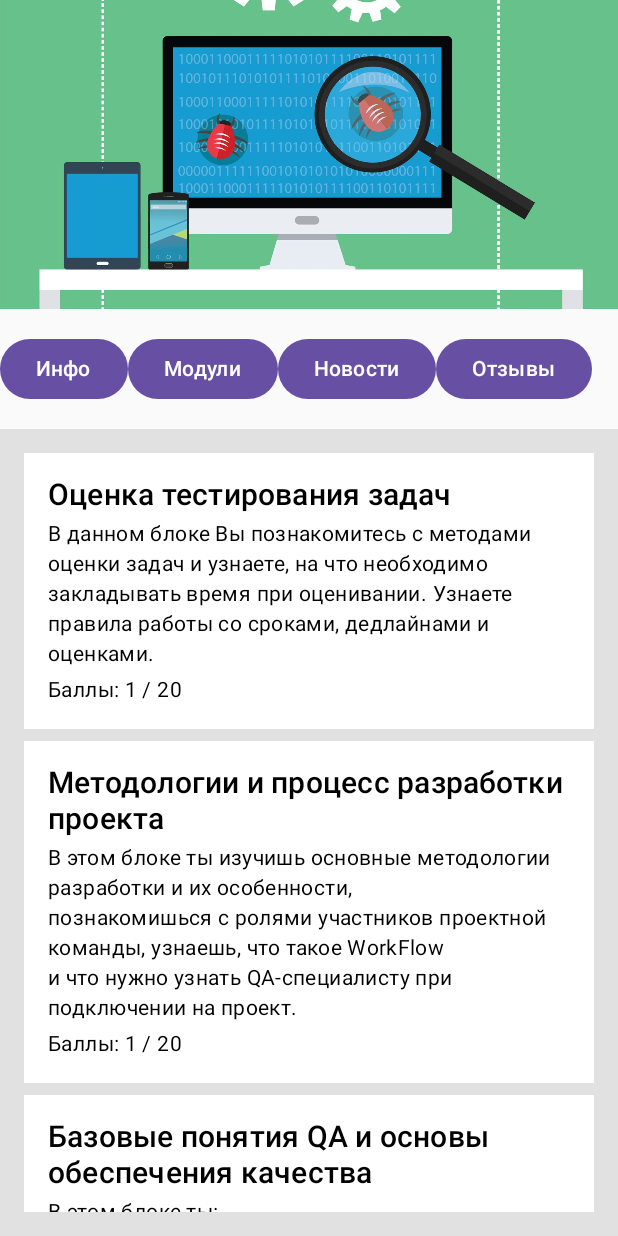
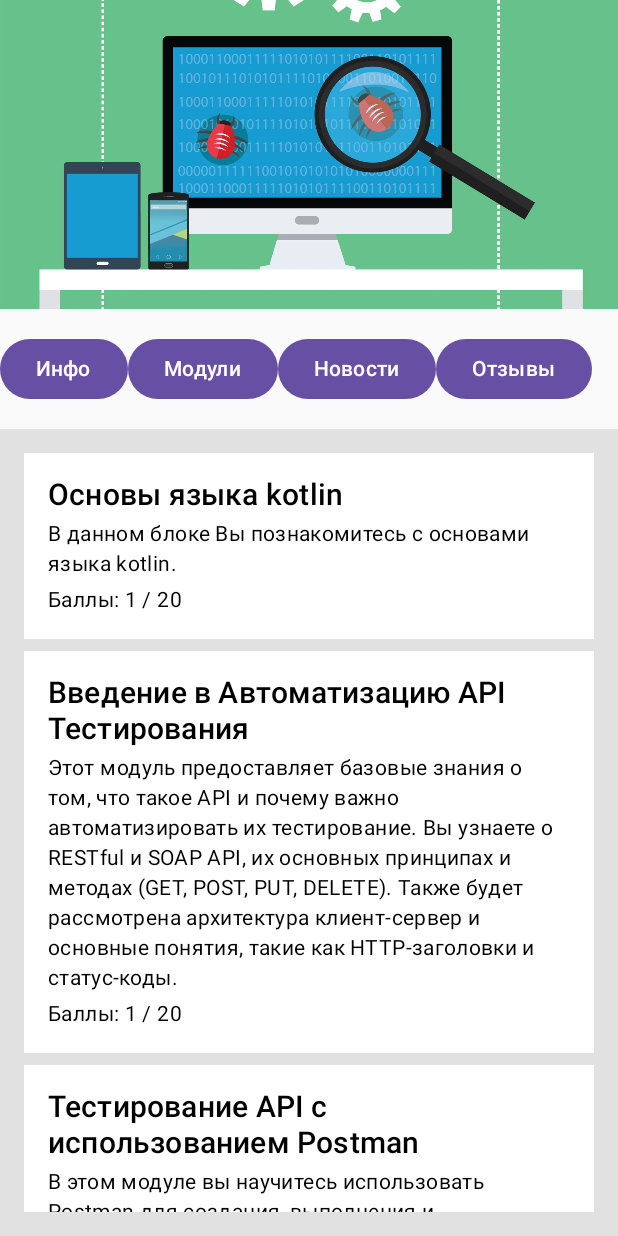
Before and after one commit to ZarVeek/Kotlin-learning-master, an Android app built with Jetpack Compose: the AutomationAPIActivity screen opened directly, with no data from a screen before it, after a tap on "Модули", on a phone screen of 412 x 824 dp. Run offline under Robolectric (Android 15) with nearby library versions, the phone set to English and light mode, and no system bars; 1 statement that could not run was skipped.

Commit message:
Добавил компилятор и видео в автоматизацию и текст

```diff
--- a/app/src/main/java/com/example/marketplace/api/RetrofitInstance.kt
+++ b/app/src/main/java/com/example/marketplace/api/RetrofitInstance.kt
@@ -13,6 +13,7 @@
 object RetrofitInstance {
 
     private const val BASE_URL = "http://192.168.0.108:5000/"
+    private const val JDoodle_BASE_URL = "https://api.jdoodle.com/v1/"
 
     fun getRetrofitInstance(): Retrofit {
         val trustAllCerts: Array<TrustManager> = arrayOf(
@@ -40,11 +41,37 @@
         val client = OkHttpClient.Builder()
             .sslSocketFactory(sslContext.socketFactory, trustAllCerts[0] as X509TrustManager)
             .addInterceptor(loggingInterceptor)
+            .hostnameVerifier { _, _ -> true }  // Позволяет всем hostname (не рекомендуется для production)
             .build()
 
-        // Создание экземпляра Retrofit
+        // Создание экземпляра Retrofit для основного сервера
+        val retrofit = Retrofit.Builder()
+            .baseUrl(BASE_URL)
+            .addConverterFactory(GsonConverterFactory.create())
+            .client(client)
+            .build()
+
+        // Создание экземпляра Retrofit для JDoodle API
+        val jdoodleRetrofit = Retrofit.Builder()
+            .baseUrl(JDoodle_BASE_URL)
+            .addConverterFactory(GsonConverterFactory.create())
+            .client(client)
+            .build()
+
+        return retrofit
+    }
+
+    fun getJDoodleRetrofitInstance(): Retrofit {
+        val loggingInterceptor = HttpLoggingInterceptor().apply {
+            level = HttpLoggingInterceptor.Level.BODY
+        }
+
+        val client = OkHttpClient.Builder()
+            .addInterceptor(loggingInterceptor)
+            .build()
+
         return Retrofit.Builder()
-            .baseUrl(BASE_URL)
+            .baseUrl(JDoodle_BASE_URL)
             .addConverterFactory(GsonConverterFactory.create())
             .client(client)
             .build()
--- /dev/null
+++ b/app/src/main/java/com/example/marketplace/dataClasses/ModuleInformationAPI.kt
@@ -0,0 +1,104 @@
+package com.example.marketplace.dataClasses
+
+data class ModuleInformationAPI(
+    val modules: List<ModuleData> = listOf(
+        ModuleData(
+            1,
+            "Основы языка kotlin",
+            "В данном блоке Вы познакомитесь с основами языка kotlin.",
+            20,
+            1,
+            steps = listOf(
+                StepData(1, "AutoModule1step1.pdf"),
+                StepData(2, "ManualModule1step2.pdf"),
+                StepData(3, "ManualModule1step3.pdf"),
+                StepData(4, "Для чего нужна оценка задач ?", "1",
+                    listOf(
+                        "Оценка задач необходима для того, чтобы определить, какие члены команды смогут работать над задачей.",
+                        "Оценка задач позволяет лучше прогнозировать сроки и ресурсы, необходимые для выполнения работы.",
+                        "Оценка задач нужна для того, чтобы определить, какие задачи можно пропустить.",
+                        "Оценка задач требуется только для документирования процесса работы."
+                    ),
+                    "Оценка задач позволяет лучше прогнозировать сроки и ресурсы, необходимые для выполнения работы."
+                ),
+                StepData(5, "tasktestingassessment.mp4",null,null,null,"1")
+            )
+        ),
+        ModuleData(
+            2,
+            "Введение в Автоматизацию API Тестирования",
+            "Этот модуль предоставляет базовые знания о том, что такое API и почему " +
+                    "важно автоматизировать их тестирование. Вы узнаете о RESTful и SOAP API, их " +
+                    "основных принципах и методах (GET, POST, PUT, DELETE). Также будет рассмотрена " +
+                    "архитектура клиент-сервер и основные понятия, такие как HTTP-заголовки и статус-коды.",
+            20,
+            1,
+            steps = listOf(
+                StepData(1, "ManualModule1step1.pdf"),
+                StepData(2, "ManualModule1step2.pdf"),
+                StepData(3, "ManualModule1step3.pdf"),
+                StepData(4, "Для чего нужна оценка задач ?", "1",
+                    listOf(
+                        "Оценка задач необходима для того, чтобы определить, какие члены команды смогут работать над задачей.",
+                        "Оценка задач позволяет лучше прогнозировать сроки и ресурсы, необходимые для выполнения работы.",
+                        "Оценка задач нужна для того, чтобы определить, какие задачи можно пропустить.",
+                        "Оценка задач требуется только для документирования процесса работы."
+                    ),
+                    "Оценка задач позволяет лучше прогнозировать сроки и ресурсы, необходимые для выполнения работы."
+                ),
+                StepData(10, "tasktestingassessment.mp4",null,null,null,"1")
+            )
+        ),
+        ModuleData(
+            3,
+            "Тестирование API с использованием Postman",
+            "В этом модуле вы научитесь использовать Postman для создания, выполнения " +
+                    "и автоматизации API-тестов. Вы узнаете, как создавать коллекции запросов, писать " +
+                    "тесты на JavaScript, работать с окружениями и переменными, а также генерировать " +
+                    "автоматизированные отчеты о тестировании.",
+            20,
+            1,
+            steps = listOf(StepData(3, "3"))
+        ),
+        ModuleData(
+            4,
+            "Введени4",
+            "естественный язык и текст3",
+            20,
+            1,
+            steps = listOf(StepData(4, "4"))
+        ),
+        ModuleData(
+            5,
+            "Введение1",
+            "естественный язык и текст0",
+            20,
+            1,
+            steps = listOf(StepData(5, "5"))
+        ),
+        ModuleData(
+            6,
+            "Введение2",
+            "естественный язык и текст1",
+            20,
+            1,
+            steps = listOf(StepData(6, "6"))
+        ),
+        ModuleData(
+            7,
+            "Введение3",
+            "естественный язык и текст2",
+            20,
+            1,
+            steps = listOf(StepData(7, "7"))
+        ),
+        ModuleData(
+            9,
+            "Введени4",
+            "естественный язык и текст3",
+            20,
+            1,
+            steps = listOf(StepData(8, "8"))
+        )
+    )
+)
--- a/app/src/main/java/com/example/marketplace/dataClasses/ModuleInformation.kt
+++ b/app/src/main/java/com/example/marketplace/dataClasses/ModuleInformationManual.kt
@@ -1,6 +1,6 @@
 package com.example.marketplace.dataClasses
 
-data class ModuleInformation(
+data class ModuleInformationManual(
     val modules: List<ModuleData> = listOf(
         ModuleData(
             1,
@@ -71,7 +71,7 @@
                     ),
                     "Сроки и дедлайны должны быть реалистичными, основанными на анализе задач и ресурсов. Необходимо учитывать возможные риски и оставлять запас времени на непредвиденные обстоятельства."
                 ),
-                StepData(10, "tasktestingassessment.mp4",null,null,null,"1")
+                StepData(10, "tasktestingassessment.mp4",null,null,null, null,"1")
             )
         ),
         ModuleData(
@@ -145,7 +145,7 @@
                     ),
                     "Сроки и дедлайны должны быть реалистичными, основанными на анализе задач и ресурсов. Необходимо учитывать возможные риски и оставлять запас времени на непредвиденные обстоятельства."
                 ),
-                StepData(10, "tasktestingassessment.mp4",null,null,null,"1")
+                StepData(10, "tasktestingassessment.mp4",null, null,null,null,"1")
             )
         ),
         ModuleData(
--- a/app/src/main/java/com/example/marketplace/dataClasses/StepData.kt
+++ b/app/src/main/java/com/example/marketplace/dataClasses/StepData.kt
@@ -8,6 +8,7 @@
     val question: String? = null,
     val options: List<String>? = null,
     val correctAnswer: String? = null,
+    val code: String? = null,
     val video: String? = null,
     val correctAnswerIndex: Int? = null
 ) : Serializable
--- a/app/src/main/java/com/example/marketplace/ui/AutomationAPIScreen.kt
+++ b/app/src/main/java/com/example/marketplace/ui/AutomationAPIScreen.kt
@@ -7,7 +7,6 @@
 import androidx.compose.foundation.layout.Box
 import androidx.compose.foundation.layout.Column
 import androidx.compose.foundation.layout.IntrinsicSize
-import androidx.compose.foundation.layout.Row
 import androidx.compose.foundation.layout.Spacer
 import androidx.compose.foundation.layout.fillMaxSize
 import androidx.compose.foundation.layout.fillMaxWidth
@@ -17,7 +16,6 @@
 import androidx.compose.foundation.lazy.LazyColumn
 import androidx.compose.foundation.lazy.items
 import androidx.compose.material.MaterialTheme
-import androidx.compose.material3.Button
 import androidx.compose.material3.Text
 import androidx.compose.runtime.Composable
 import androidx.compose.ui.Alignment
@@ -27,7 +25,8 @@
 import androidx.compose.ui.unit.dp
 import com.example.marketplace.R
 import com.example.marketplace.dataClasses.ModuleData
-import com.example.marketplace.dataClasses.ModuleInformation
+import com.example.marketplace.dataClasses.ModuleInformationAPI
+import com.example.marketplace.dataClasses.ModuleInformationManual
 import com.example.marketplace.model.Review
 
 @Composable
@@ -111,7 +110,7 @@
                         .background(color = MaterialTheme.colors.onBackground.copy(alpha = 0.1f))
                         .padding(16.dp)
                 ) {
-                    items(ModuleInformation().modules) { module ->
+                    items(ModuleInformationAPI().modules) { module ->
                         ModuleItem(module, onModuleClicked)
                         Spacer(modifier = Modifier.height(8.dp))
                     }
```
Also changed, not shown: app/src/main/java/com/example/marketplace/Module/ModuleDetailScreen.kt (+70 -0 lines), app/src/main/java/com/example/marketplace/api/CompilerApiService.kt (added, +25 -0 lines), app/src/main/java/com/example/marketplace/dataClasses/ModuleInformationAndroid.kt (added, +106 -0 lines), app/src/main/java/com/example/marketplace/dataClasses/ModuleInformationFrondEnd.kt (added, +96 -0 lines), app/src/main/java/com/example/marketplace/ui/AutomationAndroidScreen.kt (+2 -9 lines), app/src/main/java/com/example/marketplace/ui/AutomationFrontEndScreen.kt (+3 -4 lines), app/src/main/java/com/example/marketplace/ui/ManualTestingScreen.kt (+2 -6 lines).
